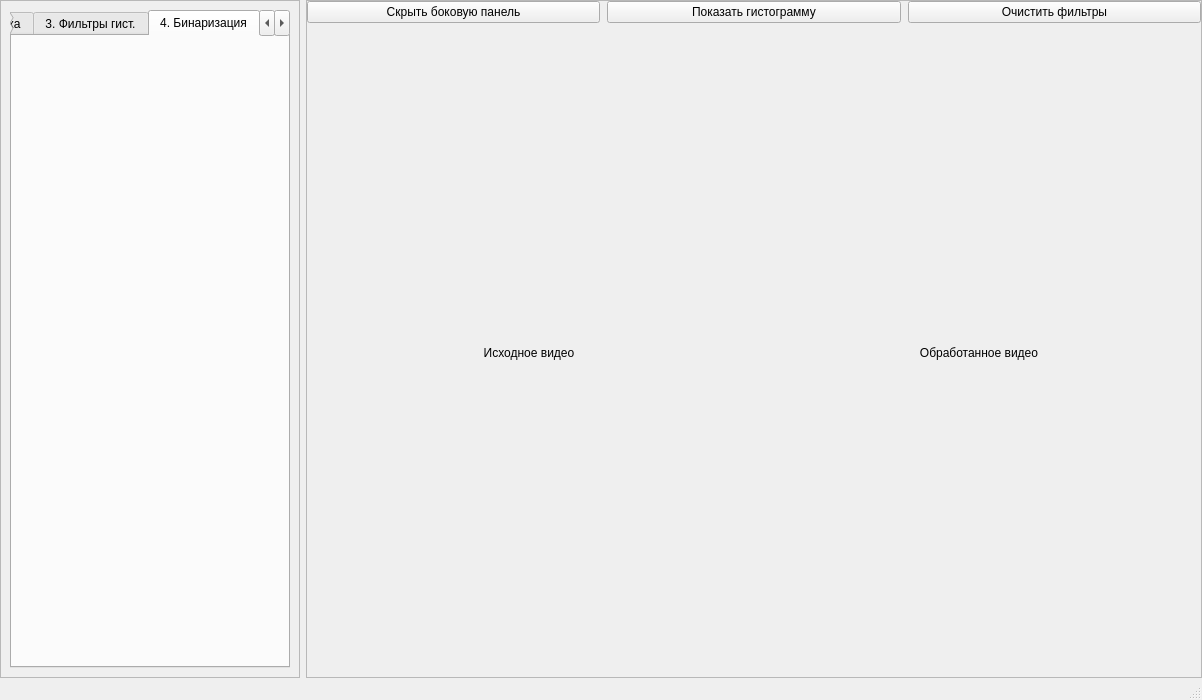
Qt form main_window.ui (meshkovaalisa/Final_CV2) before a commit.
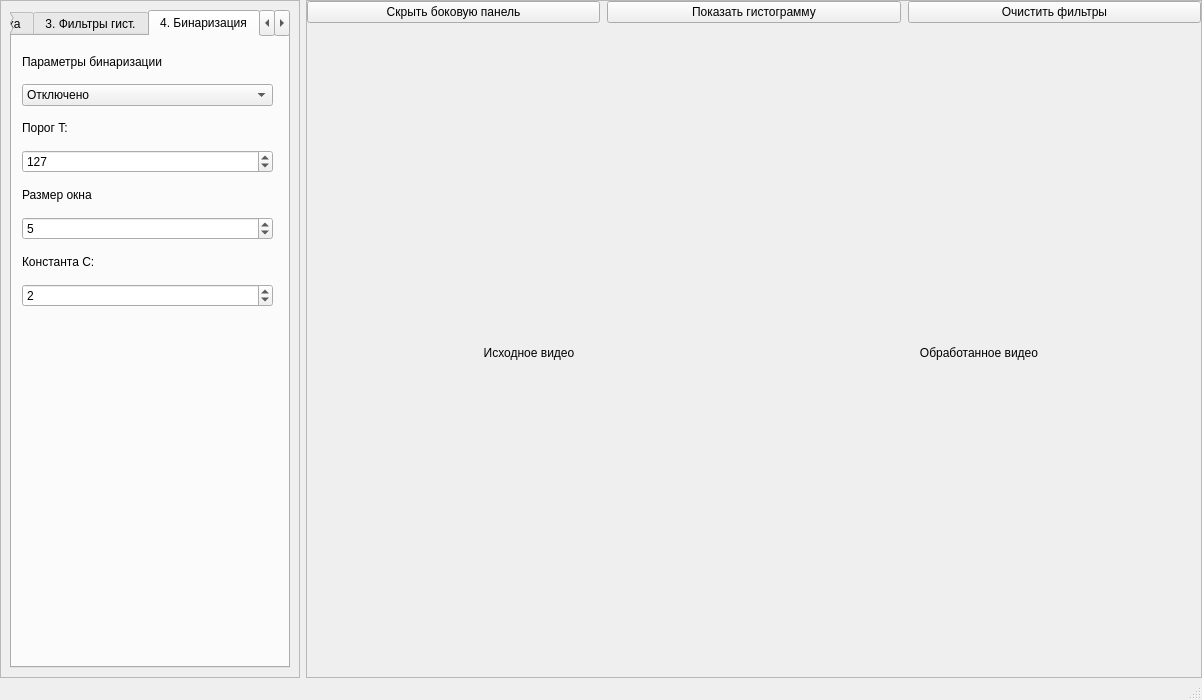
The same form after that commit. The open tabs and pages were chosen to show the change.

Commit message: добавление бинаризации

What changed in the file:
```diff
--- a/main_window.ui
+++ b/main_window.ui
@@ -383,6 +383,111 @@
           <attribute name="title">
            <string>4. Бинаризация</string>
           </attribute>
+          <widget class="QWidget" name="verticalLayoutWidget_4">
+           <property name="geometry">
+            <rect>
+             <x>10</x>
+             <y>10</y>
+             <width>251</width>
+             <height>261</height>
+            </rect>
+           </property>
+           <layout class="QVBoxLayout" name="verticalLayout_4">
+            <item>
+             <widget class="QLabel" name="label_14">
+              <property name="text">
+               <string>Параметры бинаризации</string>
+              </property>
+             </widget>
+            </item>
+            <item>
+             <widget class="QComboBox" name="combo_bin_method">
+              <item>
+               <property name="text">
+                <string>Отключено</string>
+               </property>
+              </item>
+              <item>
+               <property name="text">
+                <string>1. Глобальный порог (Фиксированный)</string>
+               </property>
+              </item>
+              <item>
+               <property name="text">
+                <string>2. Автоматический метод Отсу (Otsu)</string>
+               </property>
+              </item>
+              <item>
+               <property name="text">
+                <string>3. Адаптивное среднее (Adaptive Mean)</string>
+               </property>
+              </item>
+              <item>
+               <property name="text">
+                <string>4. Адаптивный Гаусс (Adaptive Gaussian)</string>
+               </property>
+              </item>
+             </widget>
+            </item>
+            <item>
+             <widget class="QLabel" name="label_15">
+              <property name="text">
+               <string>Порог T:</string>
+              </property>
+             </widget>
+            </item>
+            <item>
+             <widget class="QSpinBox" name="spin_bin_threshold">
+              <property name="maximum">
+               <number>255</number>
+              </property>
+              <property name="value">
+               <number>127</number>
+              </property>
+             </widget>
+            </item>
+            <item>
+             <widget class="QLabel" name="label_16">
+              <property name="text">
+               <string>Размер окна</string>
+              </property>
+             </widget>
+            </item>
+            <item>
+             <widget class="QSpinBox" name="spin_bin_win">
+              <property name="minimum">
+               <number>3</number>
+              </property>
+              <property name="maximum">
+               <number>25</number>
+              </property>
+              <property name="value">
+               <number>5</number>
+              </property>
+             </widget>
+            </item>
+            <item>
+             <widget class="QLabel" name="label_17">
+              <property name="text">
+               <string>Константа C:</string>
+              </property>
+             </widget>
+            </item>
+            <item>
+             <widget class="QSpinBox" name="spin_bin_c_val">
+              <property name="minimum">
+               <number>-20</number>
+              </property>
+              <property name="maximum">
+               <number>20</number>
+              </property>
+              <property name="value">
+               <number>2</number>
+              </property>
+             </widget>
+            </item>
+           </layout>
+          </widget>
          </widget>
          <widget class="QWidget" name="tab_corners">
           <attribute name="title">
```
Left out of the diff: 2 changed lines with no effect on the pictures. The commit also changes 1 other file.
